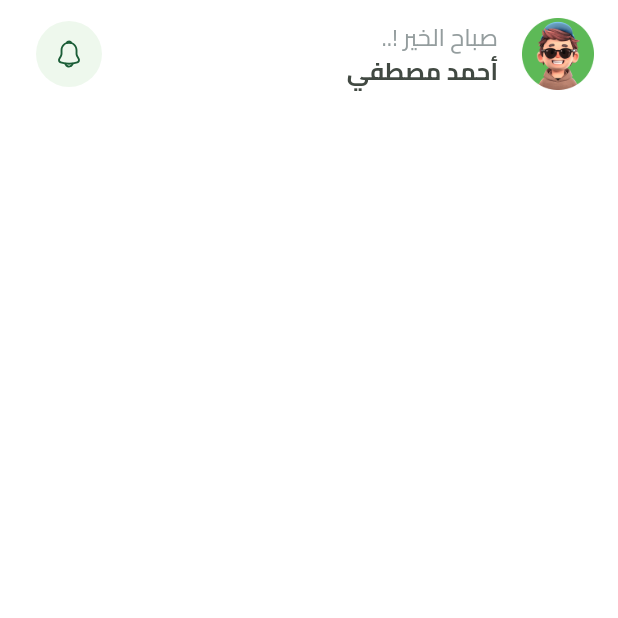
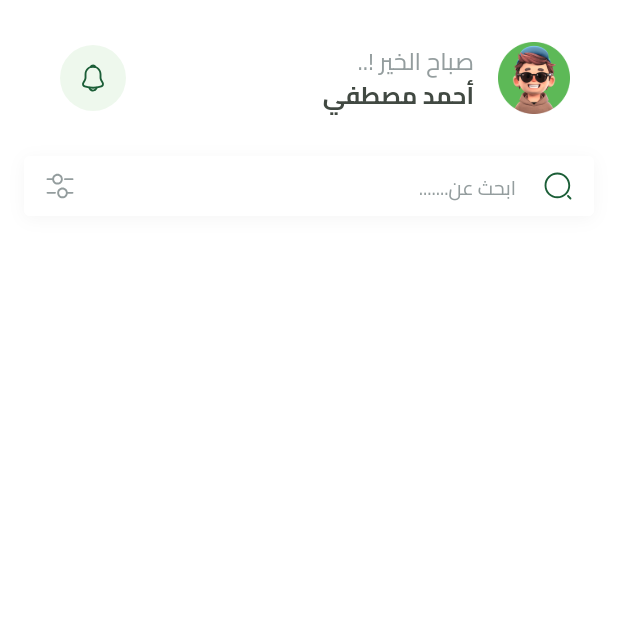
Before and after one commit to 3madhani/fruithub, a Flutter app: the HomeView screen opened by its route, on a phone screen of 412 x 824 dp, the top half of it. Run offline on Flutter 3.47's test engine with Material 3 defaults, Android fonts, the light colour scheme and no system bars; our stand-ins replace cloud_firestore, dartz, dots_indicator, firebase_auth, firebase_core, flutter_bloc and 6 more; missing offline and left inert: flutter_facebook_auth; accounts and stored records are empty.

Commit message:
feat: add SearchTextField widget with integrated filter and search icons; update HomeViewBody to include padding and search functionality

```diff
--- /dev/null
+++ b/lib/core/common/search_text_field.dart
@@ -0,0 +1,56 @@
+import 'package:flutter/material.dart';
+import 'package:flutter_svg/svg.dart';
+import 'package:fruithub/core/utils/app_assets.dart';
+import 'package:fruithub/core/utils/app_text_styles.dart';
+
+class SearchTextField extends StatelessWidget {
+  const SearchTextField({super.key});
+
+  @override
+  Widget build(BuildContext context) {
+    return Container(
+      height: 40,
+      decoration: const BoxDecoration(
+        borderRadius: BorderRadius.all(Radius.circular(4)),
+        color: Colors.white,
+        boxShadow: [
+          BoxShadow(
+            color: Color(0x0A000000),
+            blurRadius: 9,
+            offset: Offset(0, 2),
+            spreadRadius: 0,
+          ),
+        ],
+      ),
+      child: TextField(
+        keyboardType: TextInputType.text,
+        decoration: InputDecoration(
+          suffixIcon: SizedBox(
+            width: 20,
+            child: Center(child: SvgPicture.asset(Assets.svgFilter)),
+          ),
+          hintText: "ابحث عن.......",
+          hintStyle: AppTextStyles.regular13.copyWith(
+            color: const Color(0xff949D9E),
+          ),
+          prefixIcon: SizedBox(
+            width: 20,
+            child: Center(child: SvgPicture.asset(Assets.svgSearch)),
+          ),
+          filled: true,
+          fillColor: Colors.white,
+          border: buildBorder(),
+          enabledBorder: buildBorder(),
+          focusedBorder: buildBorder(),
+        ),
+      ),
+    );
+  }
+
+  OutlineInputBorder buildBorder() {
+    return OutlineInputBorder(
+      borderRadius: BorderRadius.circular(4),
+      borderSide: const BorderSide(width: 1, color: Colors.white),
+    );
+  }
+}
--- a/lib/core/constants/app_const.dart
+++ b/lib/core/constants/app_const.dart
@@ -1,4 +1,5 @@
 class AppConst {
   static const horizontalPadding = 16.0;
+  static const verticalPadding = 16.0;
   static const String isOnboardingViewSeenKey = 'isOnboardingViewSeen';
 }
--- a/lib/core/utils/app_assets.dart
+++ b/lib/core/utils/app_assets.dart
@@ -26,6 +26,10 @@ class Assets {
   /// assets/svg/facebook_Icons.svg
   static const String svgFacebookIcons = "assets/svg/facebook_Icons.svg";
 
+  /// Assets for svgFilter
+  /// assets/svg/filter.svg
+  static const String svgFilter = "assets/svg/filter.svg";
+
   /// Assets for svgGoogleIcons
   /// assets/svg/google_Icons.svg
   static const String svgGoogleIcons = "assets/svg/google_Icons.svg";
@@ -50,6 +54,10 @@ class Assets {
   /// assets/svg/plant.svg
   static const String svgPlant = "assets/svg/plant.svg";
 
+  /// Assets for svgSearch
+  /// assets/svg/search.svg
+  static const String svgSearch = "assets/svg/search.svg";
+
   /// Assets for svgSplashBottom
   /// assets/svg/splash_bottom.svg
   static const String svgSplashBottom = "assets/svg/splash_bottom.svg";
--- a/lib/feature/home/presentation/views/widgets/home_view_body.dart
+++ b/lib/feature/home/presentation/views/widgets/home_view_body.dart
@@ -1,13 +1,30 @@
 import 'package:flutter/material.dart';
+import 'package:fruithub/core/common/search_text_field.dart';
 import 'package:fruithub/feature/home/presentation/views/widgets/custom_home_app_bar.dart';
+
+import '../../../../../core/constants/app_const.dart';
 
 class HomeViewBody extends StatelessWidget {
   const HomeViewBody({super.key});
 
   @override
   Widget build(BuildContext context) {
-    return const CustomScrollView(
-      slivers: [SliverToBoxAdapter(child: CustomHomeAppBar())],
+    return const Padding(
+      padding: EdgeInsets.symmetric(horizontal: AppConst.horizontalPadding),
+      child: CustomScrollView(
+        slivers: [
+          SliverToBoxAdapter(
+            child: Column(
+              children: [
+                SizedBox(height: AppConst.verticalPadding),
+                CustomHomeAppBar(),
+                SizedBox(height: AppConst.verticalPadding),
+                SearchTextField(),
+              ],
+            ),
+          ),
+        ],
+      ),
     );
   }
 }
```
Also changed, not shown: assets/svg/filter.svg (added), assets/svg/search.svg (added).
